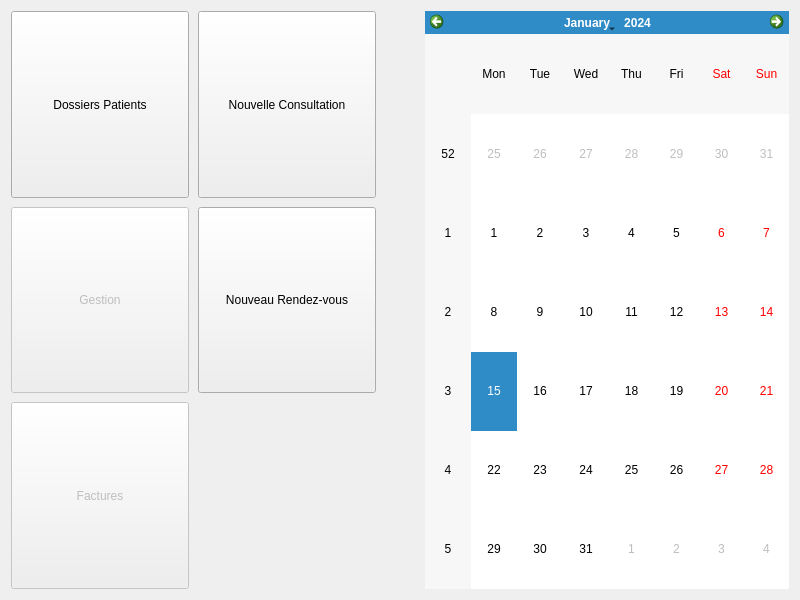
Before: the Qt Designer form UserInterface/ui_Files/WelcomeScreen.ui in GuillaumeMajstruk/softOsteo, drawn with Qt 5.
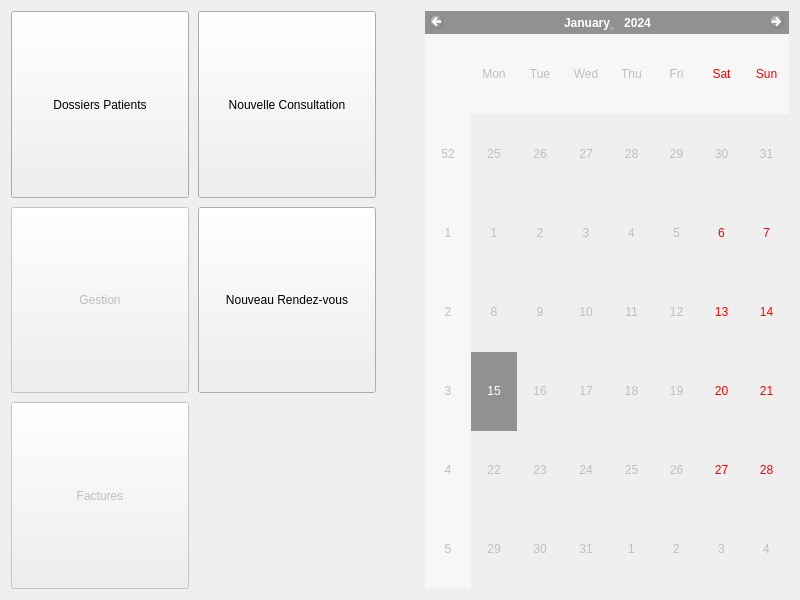
After: the same form once the commit is applied.

The edit to the form file:
```diff
--- a/UserInterface/ui_Files/WelcomeScreen.ui
+++ b/UserInterface/ui_Files/WelcomeScreen.ui
@@ -130,7 +130,11 @@
     </spacer>
    </item>
    <item>
-    <widget class="QCalendarWidget" name="calendarWidget_CALENDAR"/>
+    <widget class="QCalendarWidget" name="calendarWidget_CALENDAR">
+     <property name="enabled">
+      <bool>false</bool>
+     </property>
+    </widget>
    </item>
   </layout>
  </widget>
```
